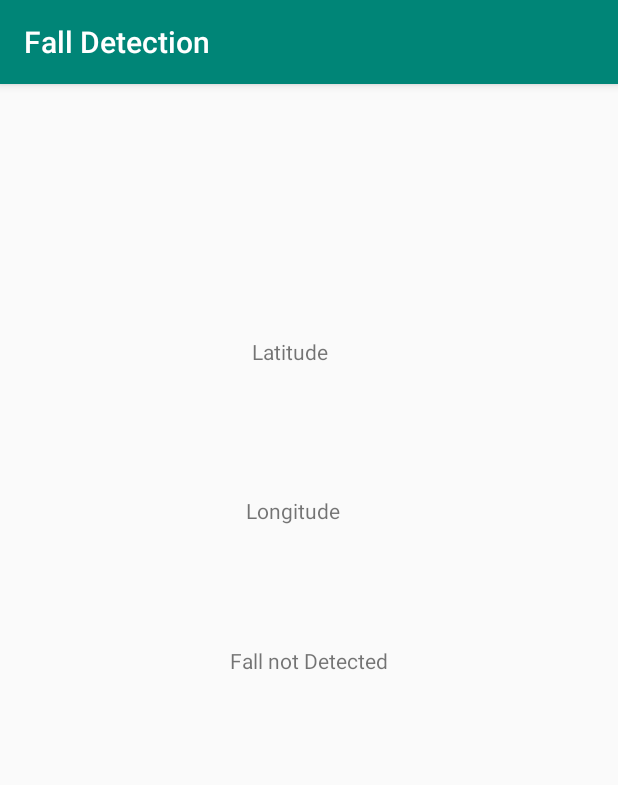
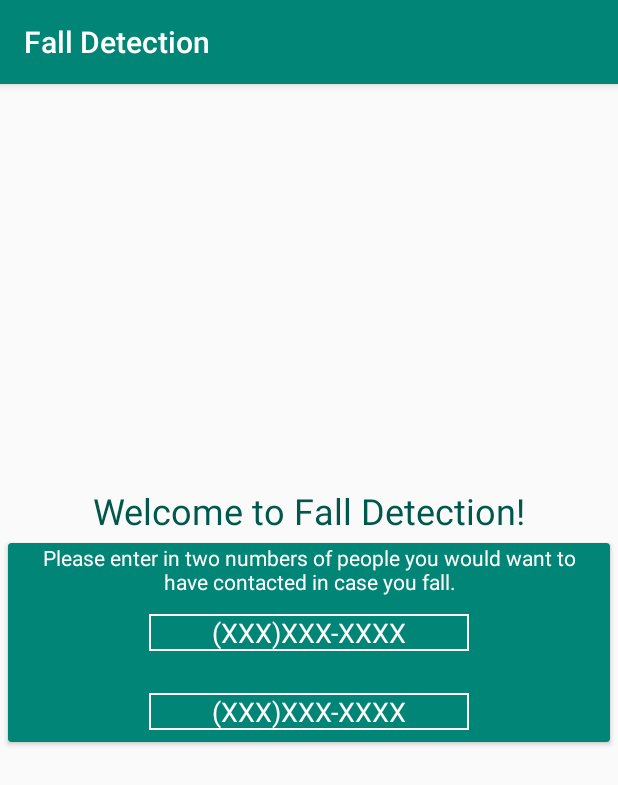
Before and after one commit to jarmknecht/FallDectection, an Android app: the screen it shows after launch (MainActivity), on a phone screen of 412 x 824 dp. Shown: the top 785 px of the screen. Run offline under Robolectric (Android 15) with nearby library versions, the phone set to English and light mode, and no system bars.

Commit message:
added bare bones of UI for entering numbers

```diff
--- a/app/build.gradle
+++ b/app/build.gradle
@@ -30,5 +30,6 @@ dependencies {
     androidTestImplementation 'com.android.support.test:runner:1.0.2'
     androidTestImplementation 'com.android.support.test.espresso:espresso-core:3.0.2'
     implementation 'com.google.android.gms:play-services-location:16.0.0'
+    implementation 'com.android.support:cardview-v7:27.1.1'
 
 }
--- a/app/src/main/java/com/example/jonathan/fall_detection/MainActivity.java
+++ b/app/src/main/java/com/example/jonathan/fall_detection/MainActivity.java
@@ -35,9 +35,9 @@ import java.util.ListIterator;
 public class MainActivity extends AppCompatActivity implements SensorEventListener, LocationListener {
 
     private SensorManager sensorManager;
-    private TextView text;
-    private TextView lon;
-    private TextView lat;
+    //private TextView text;
+    //private TextView lon;
+    //private TextView lat;
     static int sensorValuesSize = 70;
     float accelValuesX[] = new float[sensorValuesSize];
     float accelValuesY[] = new float[sensorValuesSize];
@@ -56,9 +56,9 @@ public class MainActivity extends AppCompatActivity implements SensorEventListen
     protected void onCreate(Bundle savedInstanceState) {
         super.onCreate(savedInstanceState);
         setContentView(R.layout.activity_main);
-        text = (TextView) findViewById(R.id.Fall);
-        lon = (TextView) findViewById(R.id.lon);
-        lat = (TextView) findViewById(R.id.lat);
+        //text = (TextView) findViewById(R.id.Fall);
+        //lon = (TextView) findViewById(R.id.lon);
+        //lat = (TextView) findViewById(R.id.lat);
         //Get the systems sensor
         sensorManager = (SensorManager) getSystemService(SENSOR_SERVICE);
         //get accel sensor and register it an check it every 2 ms at least
@@ -118,7 +118,7 @@ public class MainActivity extends AppCompatActivity implements SensorEventListen
             }
             if (fallDetected) {
                 fallSound.start();
-                text.setText("FALL DETECTED!");
+                //text.setText("FALL DETECTED!");
                 (new Handler()).postDelayed(this::startVoiceRecognitionActivity, 1000);
             }
         }
@@ -137,7 +137,7 @@ public class MainActivity extends AppCompatActivity implements SensorEventListen
             @Override
             public void onFinish() {
                 if (!speechDetected) {
-                    Toast.makeText(getBaseContext(), "time for response ran out SMS sent", Toast.LENGTH_SHORT).show();
+                    //Toast.makeText(getBaseContext(), "time for response ran out SMS sent", Toast.LENGTH_SHORT).show();
                     //finishActivity(VOICE_RECOGNITION_REQUEST_CODE);
                     sms();
                     //call sms function
@@ -159,55 +159,55 @@ public class MainActivity extends AppCompatActivity implements SensorEventListen
                 }
                 if (matches.contains("yes")) {
                     speechDetected = true;
-                    text.setText("User said yes!");
-                    lon.setText(String.valueOf(mCurrentLocation.getLongitude()));
-                    lat.setText(String.valueOf(mCurrentLocation.getLatitude()));
+                    //text.setText("User said yes!");
+                    //lon.setText(String.valueOf(mCurrentLocation.getLongitude()));
+                    //lat.setText(String.valueOf(mCurrentLocation.getLatitude()));
                     sms();
                     //call sms function send location
                 }
                 if (matches.contains("call for help")) {
                     speechDetected = true;
-                    text.setText("User said yes!");
-                    lon.setText(String.valueOf(mCurrentLocation.getLongitude()));
-                    lat.setText(String.valueOf(mCurrentLocation.getLatitude()));
+                    //text.setText("User said yes!");
+                    //lon.setText(String.valueOf(mCurrentLocation.getLongitude()));
+                    //lat.setText(String.valueOf(mCurrentLocation.getLatitude()));
                     sms();
                     //call sms function send location
                 }
                 if (matches.contains("help")) {
                     speechDetected = true;
-                    text.setText("User said yes!");
-                    lon.setText(String.valueOf(mCurrentLocation.getLongitude()));
-                    lat.setText(String.valueOf(mCurrentLocation.getLatitude()));
+                    //text.setText("User said yes!");
+                    //lon.setText(String.valueOf(mCurrentLocation.getLongitude()));
+                    //lat.setText(String.valueOf(mCurrentLocation.getLatitude()));
                     sms();
                     //call sms function send location
                 }
                 if (matches.contains("no")) {
                     fallDetected = false;
                     speechDetected = true;
-                    text.setText("User is okay!");
-                    lon.setText("-");
-                    lat.setText("-");
+                    //text.setText("User is okay!");
+                    //lon.setText("-");
+                    //lat.setText("-");
                 }
                 if (matches.contains("i'm all right")) {
                     fallDetected = false;
                     speechDetected = true;
-                    text.setText("User is okay!");
-                    lon.setText("-");
-                    lat.setText("-");
+                    //text.setText("User is okay!");
+                    //lon.setText("-");
+                    //lat.setText("-");
                 }
                 if (matches.contains("i'm okay")) {
                     fallDetected = false;
                     speechDetected = true;
-                    text.setText("User is okay!");
-                    lon.setText("-");
-                    lat.setText("-");
+                    //text.setText("User is okay!");
+                    //lon.setText("-");
+                    //lat.setText("-");
                 }
                 if (matches.contains("i'm fine")) {
                     fallDetected = false;
                     speechDetected = true;
-                    text.setText("User is okay!");
-                    lon.setText("-");
-                    lat.setText("-");
+                    //text.setText("User is okay!");
+                    //lon.setText("-");
+                    //lat.setText("-");
                 }
             }
         }
--- /dev/null
+++ b/app/src/main/res/drawable/edit_text_background.xml
@@ -0,0 +1,5 @@
+<shape xmlns:android="http://schemas.android.com/apk/res/android">
+    <stroke
+        android:width="1dp"
+        android:color="@color/borderColor" />
+</shape>
--- a/app/src/main/res/layout/activity_main.xml
+++ b/app/src/main/res/layout/activity_main.xml
@@ -6,7 +6,7 @@
     android:layout_height="match_parent"
     tools:context=".MainActivity">
 
-    <TextView
+    <!--TextView
         android:id="@+id/Fall"
         android:layout_width="wrap_content"
         android:layout_height="wrap_content"
@@ -14,9 +14,9 @@
         app:layout_constraintBottom_toBottomOf="parent"
         app:layout_constraintLeft_toLeftOf="parent"
         app:layout_constraintRight_toRightOf="parent"
-        app:layout_constraintTop_toTopOf="parent"/>
+        app:layout_constraintTop_toTopOf="parent"/-->
 
-    <TextView
+    <!--TextView
         android:id="@+id/lat"
         android:layout_width="wrap_content"
         android:layout_height="wrap_content"
@@ -26,9 +26,9 @@
         app:layout_constraintLeft_toLeftOf="parent"
         app:layout_constraintRight_toRightOf="@id/lon"
         app:layout_constraintTop_toTopOf="parent"
-        app:layout_constraintVertical_bias="0.225" />
+        app:layout_constraintVertical_bias="0.225" /-->
 
-    <TextView
+    <!--TextView
         android:id="@+id/lon"
         android:layout_width="wrap_content"
         android:layout_height="wrap_content"
@@ -37,6 +37,97 @@
         app:layout_constraintBottom_toBottomOf="parent"
         app:layout_constraintLeft_toLeftOf="parent"
         app:layout_constraintTop_toTopOf="parent"
-        app:layout_constraintVertical_bias="0.367" />
+        app:layout_constraintVertical_bias="0.367" /-->
 
+    <TextView
+        android:id="@+id/textView"
+        android:layout_width="wrap_content"
+        android:layout_height="wrap_content"
+        android:layout_marginBottom="200dp"
+        android:text="Welcome to Fall Detection!"
+        android:textAppearance="@style/TextAppearance.AppCompat"
+        android:textColor="@color/colorPrimaryDark"
+        android:textSize="24sp"
+        app:layout_constraintBottom_toBottomOf="parent"
+        app:layout_constraintEnd_toEndOf="parent"
+        app:layout_constraintStart_toStartOf="parent"
+        app:layout_constraintTop_toTopOf="parent" />
+
+    <android.support.v7.widget.CardView
+        android:id="@+id/card"
+        android:layout_width="match_parent"
+        android:layout_height="wrap_content"
+        android:layout_margin="5dp"
+        android:gravity="center"
+        app:cardBackgroundColor="@color/colorPrimary"
+        app:layout_constraintTop_toBottomOf="@+id/textView">
+
+        <android.support.constraint.ConstraintLayout xmlns:android="http://schemas.android.com/apk/res/android"
+            xmlns:app="http://schemas.android.com/apk/res-auto"
+            xmlns:tools="http://schemas.android.com/tools"
+            android:layout_width="match_parent"
+            android:layout_height="match_parent"
+            tools:context=".MainActivity">
+
+            <TextView
+                android:id="@+id/welcome_info"
+                android:layout_width="wrap_content"
+                android:layout_height="wrap_content"
+                android:paddingLeft="8dp"
+                android:paddingRight="8dp"
+                android:text="Please enter in two numbers of people you would want to have contacted in case you fall."
+                android:textAlignment="center"
+                android:textColor="@color/common_google_signin_btn_text_dark_default"
+                app:layout_constraintStart_toStartOf="parent" />
+            <!--TODO: unhide cursor once clicked on-->
+            <EditText
+                android:id="@+id/editText1"
+                android:layout_width="wrap_content"
+                android:layout_height="wrap_content"
+                android:layout_marginStart="8dp"
+                android:layout_marginTop="12dp"
+                android:layout_marginEnd="8dp"
+                android:background="@drawable/edit_text_background"
+                android:cursorVisible="false"
+                android:digits="0123456789"
+                android:ems="10"
+                android:gravity="center"
+                android:hint="(XXX)XXX-XXXX"
+                android:inputType="phone"
+                android:paddingLeft="8dp"
+                android:paddingRight="8dp"
+                android:textAlignment="center"
+                android:textColor="@color/common_google_signin_btn_text_dark_default"
+                android:textColorHint="@color/common_google_signin_btn_text_dark_default"
+                app:layout_constraintEnd_toEndOf="parent"
+                app:layout_constraintStart_toStartOf="parent"
+                app:layout_constraintTop_toBottomOf="@+id/welcome_info" />
+
+            <EditText
+                android:id="@+id/editText2"
+                android:layout_width="wrap_content"
+                android:layout_height="wrap_content"
+                android:layout_marginStart="8dp"
+                android:layout_marginTop="28dp"
+                android:layout_marginEnd="8dp"
+                android:layout_marginBottom="8dp"
+                android:background="@drawable/edit_text_background"
+                android:cursorVisible="false"
+                android:digits="0123456789"
+                android:ems="10"
+                android:gravity="center"
+                android:hint="(XXX)XXX-XXXX"
+                android:inputType="phone"
+                android:paddingLeft="8dp"
+                android:paddingRight="8dp"
+                android:textAlignment="center"
+                android:textColor="@color/common_google_signin_btn_text_dark_default"
+                android:textColorHint="@color/common_google_signin_btn_text_dark_default"
+                app:layout_constraintBottom_toBottomOf="parent"
+                app:layout_constraintEnd_toEndOf="parent"
+                app:layout_constraintStart_toStartOf="parent"
+                app:layout_constraintTop_toBottomOf="@+id/editText1" />
+
+        </android.support.constraint.ConstraintLayout>
+    </android.support.v7.widget.CardView>
 </android.support.constraint.ConstraintLayout>
--- a/app/src/main/res/values/colors.xml
+++ b/app/src/main/res/values/colors.xml
@@ -3,4 +3,5 @@
     <color name="colorPrimary">#008577</color>
     <color name="colorPrimaryDark">#00574B</color>
     <color name="colorAccent">#D81B60</color>
+    <color name="borderColor"> #FFFFFF </color>
 </resources>
```
